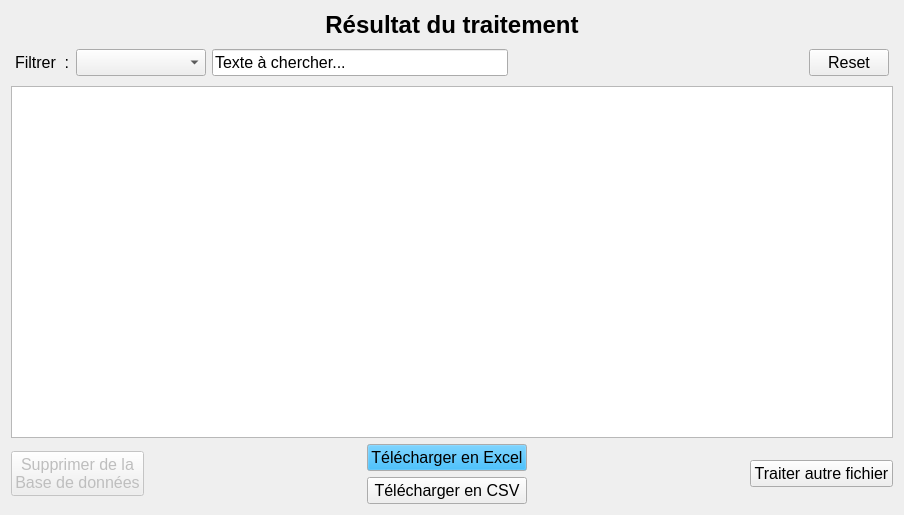
WallaceVBB/EpiData, file gui/Traitement_resultats.ui: the form before one commit.
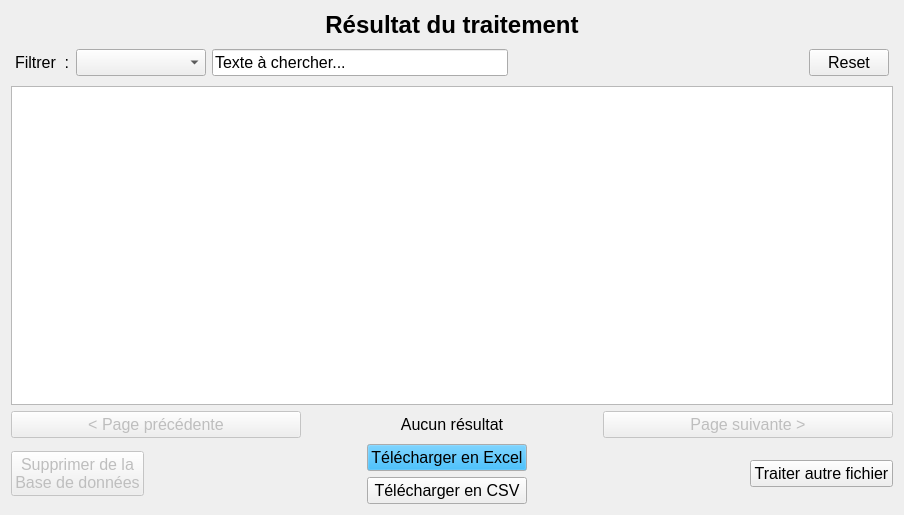
The form after the commit.

Commit message: Export bd_pt CSV/Excel en thread et pagination du tableau de resultats

Patch:
```diff
--- a/gui/Traitement_resultats.ui
+++ b/gui/Traitement_resultats.ui
@@ -101,6 +101,40 @@
    <item>
     <widget class="QTableView" name="Tableau_Results"/>
    </item>
+   <item>
+    <layout class="QHBoxLayout" name="horizontalLayout_Pagination">
+     <item>
+      <widget class="QPushButton" name="b_Page_Precedente">
+       <property name="enabled">
+        <bool>false</bool>
+       </property>
+       <property name="text">
+        <string>&lt; Page précédente</string>
+       </property>
+      </widget>
+     </item>
+     <item>
+      <widget class="QLabel" name="label_Pagination">
+       <property name="alignment">
+        <set>Qt::AlignmentFlag::AlignCenter</set>
+       </property>
+       <property name="text">
+        <string>Aucun résultat</string>
+       </property>
+      </widget>
+     </item>
+     <item>
+      <widget class="QPushButton" name="b_Page_Suivante">
+       <property name="enabled">
+        <bool>false</bool>
+       </property>
+       <property name="text">
+        <string>Page suivante &gt;</string>
+       </property>
+      </widget>
+     </item>
+    </layout>
+   </item>
    <item>
     <layout class="QHBoxLayout" name="horizontalLayout">
      <item>
```
The commit also changes 4 other files.
